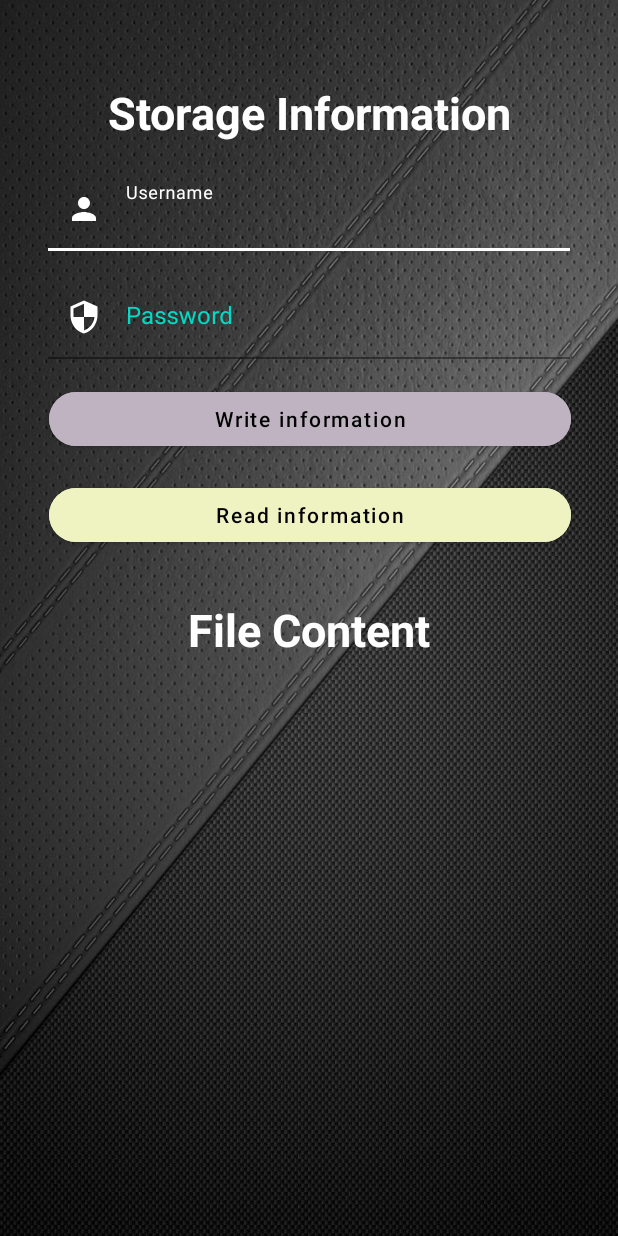
After one commit to lhphongdev/homework, an Android app: the StorageActivity screen opened directly, with no data from a screen before it, on a phone screen of 412 x 824 dp. The commit adds this screen. Run offline under Robolectric (Android 15) with nearby library versions, the phone set to English and light mode, and no system bars.

Commit message:
storage data in local file

```diff
--- a/app/src/main/AndroidManifest.xml
+++ b/app/src/main/AndroidManifest.xml
@@ -13,6 +13,9 @@
         android:supportsRtl="true"
         android:theme="@style/Theme.Homework"
         tools:targetApi="31">
+        <activity
+            android:name=".StorageActivity"
+            android:exported="false" />
         <activity
             android:name=".HomeActivity"
             android:exported="false" />
--- a/app/src/main/java/com/example/homework/LoginActivity.java
+++ b/app/src/main/java/com/example/homework/LoginActivity.java
@@ -34,7 +34,7 @@ public class LoginActivity extends AppCompatActivity {
         Button btnGoogle = findViewById(R.id.btnGoogle);
         Button btnFacebook = findViewById(R.id.btnFacebook);
 
-        btnFacebook.setOnClickListener(view -> startActivity(new Intent(Intent.ACTION_VIEW, Uri.parse("https://www.facebook.com/"))));
+        btnFacebook.setOnClickListener(view -> startActivity(new Intent(this,StorageActivity.class)));
         btnGoogle.setOnClickListener(view -> startActivity(new Intent(Intent.ACTION_VIEW, Uri.parse("https://www.google.com/"))));
 
 //        TextView forgotPassword = findViewById(R.id.forgotPassword);
--- /dev/null
+++ b/app/src/main/java/com/example/homework/StorageActivity.java
@@ -0,0 +1,108 @@
+package com.example.homework;
+
+import androidx.appcompat.app.AppCompatActivity;
+
+import android.annotation.SuppressLint;
+import android.content.Context;
+import android.os.Bundle;
+import android.view.View;
+import android.widget.Button;
+import android.widget.EditText;
+import android.widget.TextView;
+import android.widget.Toast;
+
+import java.io.FileInputStream;
+import java.io.FileNotFoundException;
+import java.io.FileOutputStream;
+import java.io.IOException;
+import java.util.ArrayList;
+
+public class StorageActivity extends AppCompatActivity implements View.OnClickListener {
+    // declare the variables
+    Button read, write;
+    EditText userInput, passwordInput;
+    TextView fileContent;
+
+    private String filename = "demoFile.txt";
+
+
+    @Override
+    protected void onCreate(Bundle savedInstanceState) {
+        super.onCreate(savedInstanceState);
+        setContentView(R.layout.activity_storage);
+
+        read = findViewById(R.id.btnRead);
+        write = findViewById(R.id.btnWrite);
+        userInput = findViewById(R.id.username);
+        passwordInput = findViewById(R.id.password);
+        fileContent = findViewById(R.id.fileContent);
+
+        read.setOnClickListener(this);
+        write.setOnClickListener(this);
+    }
+
+    public void printMessage(String m) {
+        Toast.makeText(this, m, Toast.LENGTH_LONG).show();
+    }
+
+    @Override
+    public void onClick(View view) {
+        Button b = (Button) view;
+
+        // get the button text : in out case either read or
+        // write depending on the button pressed.
+        String b_text = b.getText().toString();
+
+        switch (b_text.toLowerCase()) {
+            case "write information": {
+                writeData();
+                break;
+            }
+            case "read information": {
+                readData();
+                break;
+            }
+        }
+    }
+
+    private void writeData() {
+        try {
+            FileOutputStream fos = openFileOutput(filename, Context.MODE_PRIVATE); //MODE_APPEND or MODE_PRIVATE.
+            String data = userInput.getText().toString();
+            data += "\n";
+            data += passwordInput.getText().toString();
+
+            fos.write(data.getBytes());
+            fos.flush();
+            fos.close();
+        } catch (IOException e) {
+            e.printStackTrace();
+        }
+        userInput.setText("");
+        passwordInput.setText("");
+        printMessage("writing to file " + filename + " ...");
+    }
+
+
+    private void readData() {
+        try {
+            FileInputStream fin = openFileInput(filename);
+            int a;
+            StringBuilder temp = new StringBuilder();
+            while ((a = fin.read()) != -1) {
+                temp.append((char) a);
+            }
+
+            String[] words = temp.toString().split("\n");
+
+            // setting text from the file.
+            userInput.setText(words[0]);
+            passwordInput.setText(words[1]);
+            fileContent.setText(temp.toString());
+            fin.close();
+        } catch (IOException e) {
+            e.printStackTrace();
+        }
+        printMessage("reading to file " + filename + " completed..");
+    }
+}
--- a/app/src/main/res/layout/activity_register.xml
+++ b/app/src/main/res/layout/activity_register.xml
@@ -300,7 +300,7 @@
             android:layout_width="wrap_content"
             android:layout_height="wrap_content"
             android:layout_marginTop="8dp"
-            android:text="Agree"
+            android:text="@string/agree"
             android:textColor="#FDF9F9"
             app:layout_constraintEnd_toEndOf="@+id/spinnerCountry"
             app:layout_constraintHorizontal_bias="0.09"
@@ -340,7 +340,7 @@
             <TextView
                 android:layout_width="wrap_content"
                 android:layout_height="wrap_content"
-                android:text="Already have an account."
+                android:text="@string/already_have_an_account"
                 android:textColor="@color/white" />
 
             <TextView
@@ -359,12 +359,12 @@
             android:layout_height="wrap_content"
             android:layout_marginStart="24dp"
             android:layout_marginTop="24dp"
-            android:drawableLeft="@drawable/ic_baseline_flag_24"
             android:drawablePadding="10dp"
             android:text="@string/country"
             android:textColor="#DFD5D5"
             app:layout_constraintStart_toStartOf="@+id/layoutConfirmPassword"
-            app:layout_constraintTop_toBottomOf="@+id/layoutConfirmPassword" />
+            app:layout_constraintTop_toBottomOf="@+id/layoutConfirmPassword"
+            app:drawableLeftCompat="@drawable/ic_baseline_flag_24" />
 
 
     </androidx.constraintlayout.widget.ConstraintLayout>
--- /dev/null
+++ b/app/src/main/res/layout/activity_storage.xml
@@ -0,0 +1,142 @@
+<?xml version="1.0" encoding="utf-8"?>
+<androidx.constraintlayout.widget.ConstraintLayout xmlns:android="http://schemas.android.com/apk/res/android"
+    xmlns:app="http://schemas.android.com/apk/res-auto"
+    xmlns:tools="http://schemas.android.com/tools"
+    android:layout_width="match_parent"
+    android:layout_height="match_parent"
+    tools:context=".StorageActivity"
+    android:background="@drawable/background">
+
+
+    <TextView
+        android:id="@+id/textView"
+        android:layout_width="wrap_content"
+        android:layout_height="wrap_content"
+        android:text="Storage Information"
+        android:textColor="#FFFEFE"
+        android:textSize="30sp"
+        android:textStyle="bold"
+        app:layout_constraintBottom_toBottomOf="parent"
+        app:layout_constraintEnd_toEndOf="parent"
+        app:layout_constraintStart_toStartOf="parent"
+        app:layout_constraintTop_toTopOf="parent"
+        app:layout_constraintVertical_bias="0.06999999" />
+
+    <com.google.android.material.textfield.TextInputLayout
+        android:id="@+id/layoutUsername"
+        android:layout_width="match_parent"
+        android:layout_height="wrap_content"
+        android:layout_marginStart="32dp"
+        android:layout_marginTop="16dp"
+        android:layout_marginEnd="32dp"
+        android:hint="@string/username"
+        android:textColorHint="@color/colorAccent"
+        app:boxStrokeColor="@color/white"
+        app:hintTextColor="@color/white"
+        app:layout_constraintEnd_toEndOf="@+id/textView"
+        app:layout_constraintStart_toStartOf="@+id/textView"
+        app:layout_constraintTop_toBottomOf="@+id/textView"
+        app:startIconDrawable="@drawable/ic_person"
+        app:startIconTint="@color/white">
+
+        <EditText
+            android:id="@+id/username"
+            android:layout_width="match_parent"
+            android:layout_height="match_parent"
+            android:background="@color/transparent"
+            android:inputType="text"
+            android:paddingStart="20dp"
+            android:paddingEnd="10dp"
+            android:paddingBottom="10dp"
+            android:textColor="@color/white"
+            android:textCursorDrawable="@drawable/color_cursor" />
+    </com.google.android.material.textfield.TextInputLayout>
+
+
+    <com.google.android.material.textfield.TextInputLayout
+        android:id="@+id/layoutPassword"
+        android:layout_width="match_parent"
+        android:layout_height="wrap_content"
+        android:layout_marginStart="32dp"
+        android:layout_marginTop="16dp"
+        android:layout_marginEnd="32dp"
+        android:hint="@string/password"
+        android:textColorHint="@color/colorAccent"
+        app:boxStrokeColor="@color/white"
+        app:hintTextColor="@color/white"
+        app:layout_constraintEnd_toEndOf="@+id/layoutUsername"
+        app:layout_constraintStart_toStartOf="@+id/layoutUsername"
+        app:layout_constraintTop_toBottomOf="@+id/layoutUsername"
+        app:passwordToggleEnabled="false"
+        app:passwordToggleTint="@color/white"
+        app:startIconDrawable="@drawable/ic_security"
+        app:startIconTint="@color/white">
+
+        <EditText
+            android:id="@+id/password"
+            android:layout_width="match_parent"
+            android:layout_height="match_parent"
+            android:background="@color/transparent"
+            android:inputType="text"
+            android:textColor="@color/white"
+            android:textCursorDrawable="@drawable/color_cursor"
+            tools:ignore="TextFields" />
+
+
+    </com.google.android.material.textfield.TextInputLayout>
+
+    <Button
+        android:id="@+id/btnWrite"
+        android:layout_width="0dp"
+        android:layout_height="wrap_content"
+        android:layout_marginTop="16dp"
+        android:backgroundTint="#BFB3C1"
+        android:text="Write information"
+        android:textAllCaps="false"
+        android:textColor="#020202"
+        app:cornerRadius="50dp"
+        app:layout_constraintEnd_toEndOf="@+id/layoutPassword"
+        app:layout_constraintStart_toStartOf="@+id/layoutPassword"
+        app:layout_constraintTop_toBottomOf="@+id/layoutPassword" />
+
+    <Button
+        android:id="@+id/btnRead"
+        android:layout_width="0dp"
+        android:layout_height="wrap_content"
+        android:layout_marginTop="16dp"
+        android:backgroundTint="#EFF3C1"
+        android:text="Read information"
+        android:textAllCaps="false"
+        android:textColor="#020202"
+        app:cornerRadius="50dp"
+        app:layout_constraintEnd_toEndOf="@+id/btnWrite"
+        app:layout_constraintStart_toStartOf="@+id/btnWrite"
+        app:layout_constraintTop_toBottomOf="@+id/btnWrite" />
+
+    <TextView
+        android:id="@+id/file"
+        android:layout_width="wrap_content"
+        android:layout_height="wrap_content"
+        android:layout_marginTop="32dp"
+        android:text="File Content"
+        android:textColor="#FFFEFE"
+        android:textSize="30sp"
+        android:textStyle="bold"
+        app:layout_constraintEnd_toEndOf="parent"
+        app:layout_constraintStart_toStartOf="parent"
+        app:layout_constraintTop_toBottomOf="@+id/btnRead" />
+
+    <TextView
+        android:id="@+id/fileContent"
+        android:layout_width="wrap_content"
+        android:layout_height="wrap_content"
+        android:layout_marginTop="32dp"
+        android:text=""
+        android:textColor="#FFFEFE"
+        android:textSize="30sp"
+        android:textStyle="bold"
+        app:layout_constraintEnd_toEndOf="parent"
+        app:layout_constraintStart_toStartOf="parent"
+        app:layout_constraintTop_toBottomOf="@+id/file" />
+
+</androidx.constraintlayout.widget.ConstraintLayout>
--- a/app/src/main/res/values/strings.xml
+++ b/app/src/main/res/values/strings.xml
@@ -13,6 +13,8 @@
     <string name="phone_number">Phone number</string>
     <string name="confirm_password">Confirm Password</string>
     <string name="country">Country</string>
+    <string name="already_have_an_account">Already have an account.</string>
+    <string name="agree">Agree</string>
 
     <string-array name="gender">
         <item>Vietnam</item>
```
